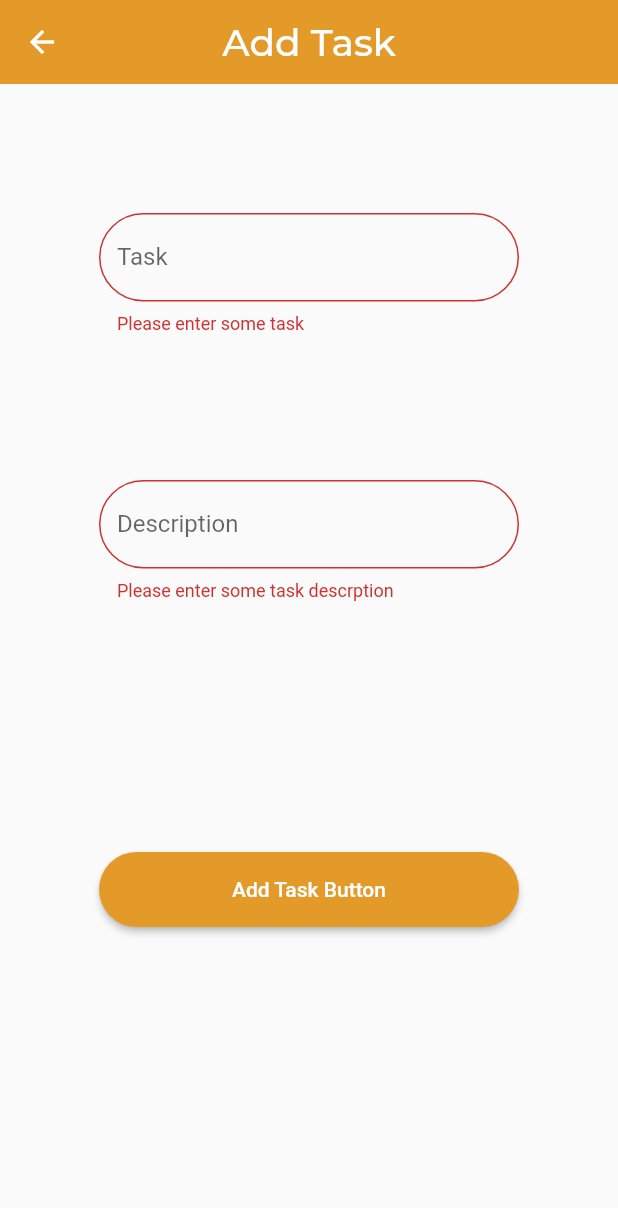
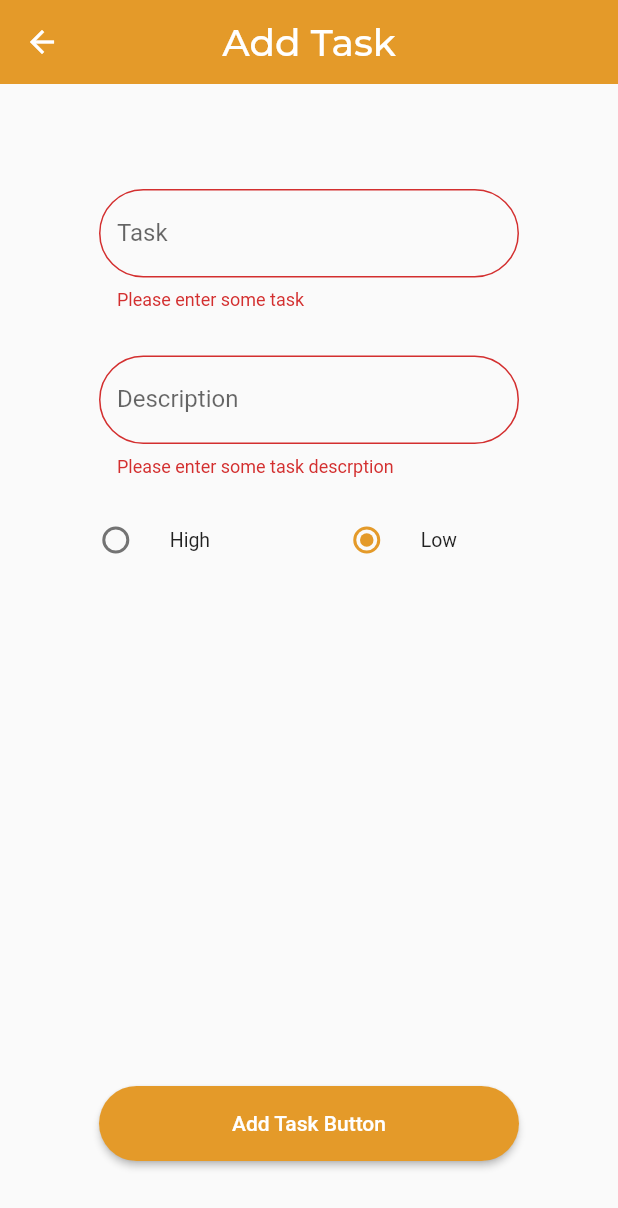
Before and after one commit to sarvesh6998/TO-DO_APP, a Flutter app: the AddTaskScreen screen opened directly, after a tap on "Add Task Button", on a phone screen of 412 x 824 dp. Shown: the top 1208 px of the screen. Run offline on Flutter 3.47's test engine with Material 2 defaults, Android fonts, the phone set to English and light mode, and no system bars; our stand-ins replace google_fonts, hive_flutter; accounts and stored records are empty.

Commit message:
priority changing with radio list tile on add and edit task using hive

```diff
--- a/lib/main.dart
+++ b/lib/main.dart
@@ -8,7 +8,9 @@ import 'task.dart';
 void main() async {
   await Hive.initFlutter();
   Hive.registerAdapter(TaskAdapter());
-  await Hive.openBox<Task>('taskk');
+  final box = await Hive.openBox<Task>('taskk');
+
+  box.clear();
   runApp(const MyApp());
 }
 
--- a/lib/screens/add_task_screen.dart
+++ b/lib/screens/add_task_screen.dart
@@ -15,6 +15,8 @@ class AddTaskScreen extends StatefulWidget {
   State<AddTaskScreen> createState() => _AddTaskScreenState();
 }
 
+enum PriorityClass { High, Low }
+
 class _AddTaskScreenState extends State<AddTaskScreen> {
   final formKey = GlobalKey<FormState>();
   TextEditingController taskController = TextEditingController();
@@ -24,6 +26,8 @@ class _AddTaskScreenState extends State<AddTaskScreen> {
     taskController.text = widget.task?.taskName ?? "";
     descController.text = widget.task?.taskDesc ?? "";
   }
+
+  PriorityClass? _character = PriorityClass.Low;
 
   Box<Task> _taskBox = Hive.box('taskk');
   // late bool isUpdate = widget.task != null;
@@ -42,20 +46,22 @@ class _AddTaskScreenState extends State<AddTaskScreen> {
             },
             icon: const Icon(Icons.arrow_back),
           ),
-          title: Text('Add Task',
+          title: Text(widget.isUpdate ? 'Update Task' : 'Add Task',
               style: GoogleFonts.montserrat(
                   fontStyle: FontStyle.normal, fontSize: 25.0)),
         ),
-        body: SingleChildScrollView(
+        body: Container(
+          margin: EdgeInsets.only(top: 60),
           child: Form(
               key: formKey,
               child: Consumer<TaskProvider>(builder: (_, taskProvider, __) {
                 return Column(
-                    crossAxisAlignment: CrossAxisAlignment.center,
+                  mainAxisAlignment: MainAxisAlignment.spaceBetween,
                   children: [
+                    Column(children: [
                       Padding(
                         padding: const EdgeInsets.symmetric(
-                            horizontal: 66, vertical: 86),
+                            horizontal: 66, vertical: 10),
                         child: TextFormField(
                           textAlignVertical: TextAlignVertical.center,
                           textAlign: TextAlign.center,
@@ -79,7 +85,7 @@ class _AddTaskScreenState extends State<AddTaskScreen> {
                       ),
                       Padding(
                         padding: const EdgeInsets.symmetric(
-                            horizontal: 66, vertical: 1),
+                            horizontal: 66, vertical: 10),
                         child: TextFormField(
                           validator: (value) {
                             if (value == null || value.isEmpty) {
@@ -98,18 +104,58 @@ class _AddTaskScreenState extends State<AddTaskScreen> {
                         ),
                       ),
                       const SizedBox(
-                        height: 80,
+                        height: 8,
                       ),
+                      SizedBox(
+                        width: MediaQuery.of(context).size.width * 0.8,
+                        child: Row(
+                          children: [
+                            Flexible(
+                              child: RadioListTile(
+                                dense: true,
+                                activeColor:
+                                    const Color.fromARGB(255, 228, 154, 41),
+                                title: const Text('High'),
+                                value: PriorityClass.High,
+                                groupValue: _character,
+                                onChanged: (PriorityClass? value) {
+                                  setState(() {
+                                    _character = value;
+                                  });
+                                },
+                              ),
+                            ),
+                            const SizedBox(
+                              width: 5,
+                            ),
+                            Flexible(
+                              child: RadioListTile(
+                                dense: true,
+                                activeColor:
+                                    const Color.fromARGB(255, 228, 154, 41),
+                                title: const Text('Low'),
+                                value: PriorityClass.Low,
+                                groupValue: _character,
+                                onChanged: (PriorityClass? value) {
+                                  setState(() {
+                                    _character = value;
+                                  });
+                                },
+                              ),
+                            ),
+                          ],
+                        ),
+                      ),
+                    ]),
                     Padding(
                       padding: const EdgeInsets.symmetric(
-                            horizontal: 66, vertical: 86),
+                          horizontal: 66, vertical: 50),
                       child: ElevatedButton(
                           style: OutlinedButton.styleFrom(
                               shape: RoundedRectangleBorder(
-                                    borderRadius:
-                                        BorderRadius.circular(450.00)),
-                                fixedSize: Size(
-                                    MediaQuery.of(context).size.width, 50.0),
+                                  borderRadius: BorderRadius.circular(450.00)),
+                              fixedSize:
+                                  Size(MediaQuery.of(context).size.width, 50.0),
                               backgroundColor:
                                   const Color.fromARGB(255, 228, 154, 41)),
                           onPressed: () {
@@ -117,19 +163,28 @@ class _AddTaskScreenState extends State<AddTaskScreen> {
                               if (widget.isUpdate == true) {
                                 widget.task?.taskName = taskController.text;
                                 widget.task?.taskDesc = descController.text;
+                                widget.task?.priority =
+                                    _character == PriorityClass.High
+                                        ? true
+                                        : false;
 
                                 taskProvider.updateTask(widget.task!);
                               } else {
                                 taskProvider.addTask(Task(
                                   taskName: taskController.text,
-                                      taskDesc: descController.text));
+                                  taskDesc: descController.text,
+                                  priority: _character == PriorityClass.High
+                                      ? true
+                                      : false,
+                                ));
                               }
                               Navigator.pop(context);
                             }
                           },
                           child: const Text('Add Task Button')),
                     )
-                    ]);
+                  ],
+                );
               })),
         ),
       ),
--- a/lib/screens/task_screen.dart
+++ b/lib/screens/task_screen.dart
@@ -16,12 +16,6 @@ class TaskScreen extends StatelessWidget {
         elevation: 0.0,
         centerTitle: true,
         backgroundColor: const Color.fromARGB(255, 228, 154, 41),
-        leading: IconButton(
-          onPressed: () {
-            Navigator.pop(context);
-          },
-          icon: const Icon(Icons.arrow_back),
-        ),
         title: Text('Tasks',
             style: GoogleFonts.montserrat(
                 fontStyle: FontStyle.normal, fontSize: 25.0)),
@@ -36,6 +30,9 @@ class TaskScreen extends StatelessWidget {
                 final task = taskProvider.taskList[index];
                 return ListTile(
                   title: Text(task.taskName),
+                  subtitle: Text(task.priority == true
+                      ? "Priority: High"
+                      : "Priority: Low"),
                   trailing: Row(
                     mainAxisSize: MainAxisSize.min,
                     children: [
--- a/lib/task.dart
+++ b/lib/task.dart
@@ -9,7 +9,20 @@ class Task extends HiveObject {
   String taskName;
   @HiveField(2)
   String? taskDesc;
-  Task({this.id, required this.taskName, this.taskDesc});
+  @HiveField(3)
+  bool priority;
 
-  Map toJson() => {id: id, "taskName": taskName, "taskDesc": taskDesc};
+  Task({
+    this.id,
+    required this.taskName,
+    this.taskDesc,
+    required this.priority,
+  });
+
+  Map toJson() => {
+        id: id,
+        "taskName": taskName,
+        "taskDesc": taskDesc,
+        "priority": priority
+      };
 }
--- a/lib/task_provider.dart
+++ b/lib/task_provider.dart
@@ -26,22 +26,11 @@ class TaskProvider extends ChangeNotifier {
     _loadTask();
   }
 
-  // Future<void> _createItem(Map<String, dynamic> newItem) async {
-  //   await box.add(newItem);
-  //   int i = 0;
-  //   box.keys.map((e) {
-  //     i = e;
-  //     return e;
-  //   }).toList();
-  //   updateIndex(i);
-  //   refreshItem();
-  //   notifyListeners();
-  //   print("amount data is ${box.length}");
-  // }
-
   Future<void> updateTask(Task task) async {
     task.save();
 
     _loadTask();
   }
+
+  priorityTask() {}
 }
--- a/pubspec.yaml
+++ b/pubspec.yaml
@@ -37,7 +37,7 @@ dependencies:
   cupertino_icons: ^1.0.2
   provider: ^6.0.5
   hive_flutter: ^1.1.0
-  google_fonts: ^6.0.0
+  google_fonts: ^6.1.0
 
 dev_dependencies:
   flutter_test:
```
Also changed, not shown: lib/task.g.dart, pubspec.lock. Lines whose indentation alone changed are shown as unchanged.
